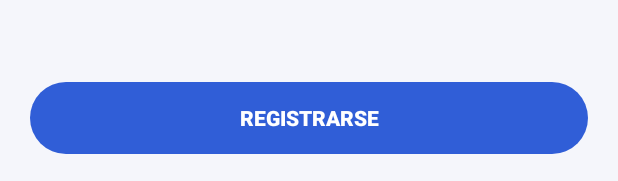
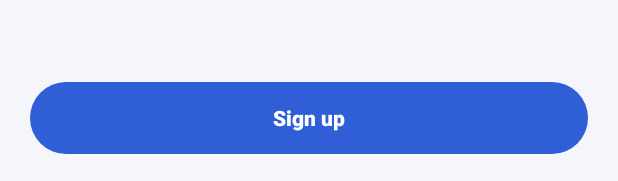
Before and after one commit to cesaroer/SocialMediaGamer, an Android app: the layout activity_register.xml on its own in the app's theme, with its tools: preview values and no code run, on a phone screen of 412 x 824 dp. Shown: the part 1052-1233 px from the top of the screen. Run offline under Robolectric (Android 15) with nearby library versions, the phone set to English and light mode, and no system bars; plain views replace DiagonalView.

Commit message:
Added email verification and also logic for textInputs

```diff
--- a/app/src/main/res/layout/activity_register.xml
+++ b/app/src/main/res/layout/activity_register.xml
@@ -72,6 +72,7 @@
                 >
 
                 <com.google.android.material.textfield.TextInputEditText
+                    android:id="@+id/textInputUserName"
                     android:layout_width="match_parent"
                     android:layout_height="wrap_content"
                     android:background="@android:color/transparent"
@@ -103,6 +104,7 @@
                 >
 
                 <com.google.android.material.textfield.TextInputEditText
+                    android:id="@+id/textInputEmail"
                     android:layout_width="match_parent"
                     android:layout_height="wrap_content"
                     android:background="@android:color/transparent"
@@ -134,6 +136,7 @@
                 >
 
                 <com.google.android.material.textfield.TextInputEditText
+                    android:id="@+id/textInputPassword"
                     android:layout_width="match_parent"
                     android:layout_height="wrap_content"
                     android:background="@android:color/transparent"
@@ -164,6 +167,7 @@
                 >
 
                 <com.google.android.material.textfield.TextInputEditText
+                    android:id="@+id/textInputRepeatedPassword"
                     android:layout_width="match_parent"
                     android:layout_height="wrap_content"
                     android:background="@android:color/transparent"
@@ -176,15 +180,17 @@
     </LinearLayout>
 
     <Button
+        android:id="@+id/btnRegister"
         android:layout_width="match_parent"
         android:layout_height="wrap_content"
-        android:text="REGISTRARSE"
+        android:text="Sign up"
         android:background="@drawable/rounded_btn"
         android:backgroundTint="@color/accent"
         android:layout_gravity="bottom"
         android:textColor="@color/white"
         android:textStyle="bold"
         android:layout_margin="20dp"
+        android:textAllCaps="false"
         />
 
     <de.hdodenhof.circleimageview.CircleImageView
```
Also changed, not shown: app/src/main/java/com/example/socialmediagamer/MainActivity.java (+26 -1 lines), app/src/main/java/com/example/socialmediagamer/RegisterActivity.java (+52 -0 lines), app/src/main/res/layout/activity_main.xml (+10 -11 lines).
